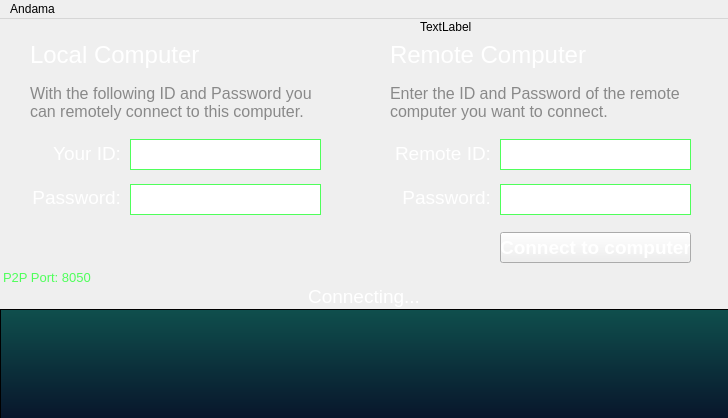
The window that src/Andama/mainwindow.ui (YiannisBourkelis/Andama-Remote-Desktop) describes before a commit, drawn with Qt 5.
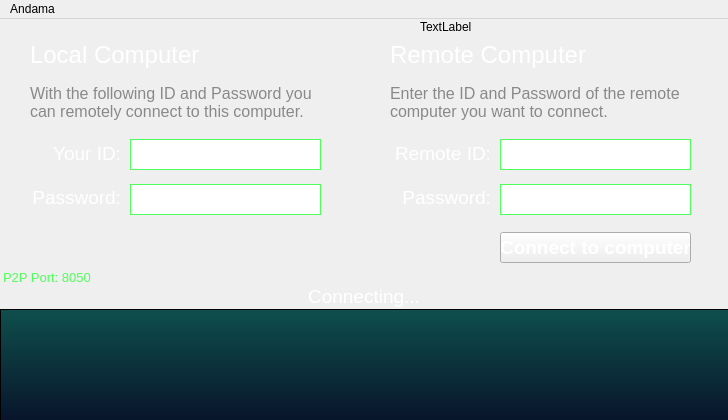
The same window after the commit. Icons and pictures are not drawn.

Commit message: removed tableview header

Diff of the .ui file:
```diff
--- a/src/Andama/mainwindow.ui
+++ b/src/Andama/mainwindow.ui
@@ -7,7 +7,7 @@
     <x>0</x>
     <y>0</y>
     <width>728</width>
-    <height>418</height>
+    <height>420</height>
    </rect>
   </property>
   <property name="sizePolicy">
@@ -25,7 +25,7 @@
   <property name="maximumSize">
    <size>
     <width>728</width>
-    <height>418</height>
+    <height>420</height>
    </size>
   </property>
   <property name="windowTitle">
```
Left out of the diff: 1 changed line with no effect on the pictures. The commit also changes 1 other file.
